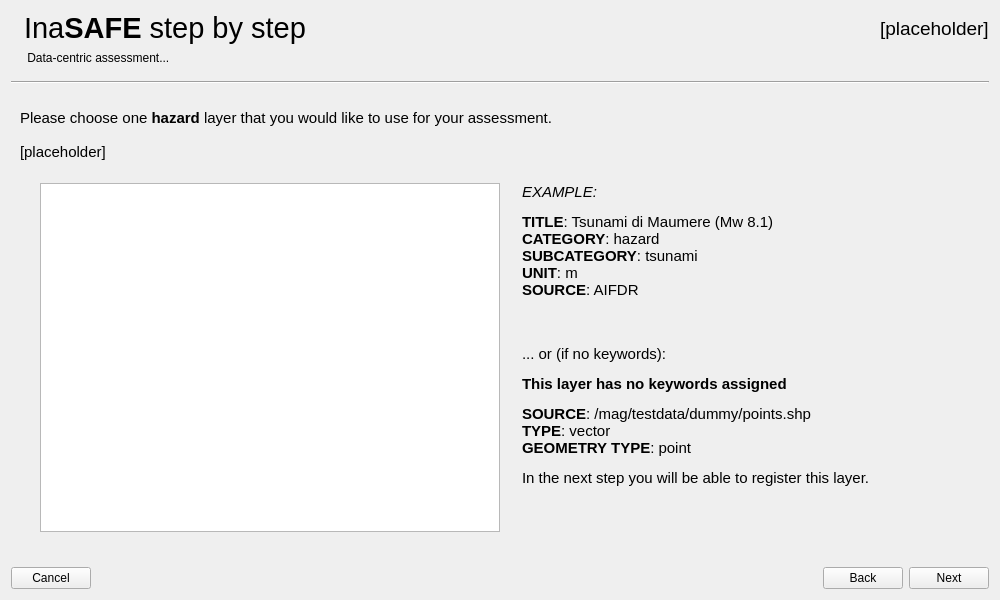
Above: safe/gui/ui/wizard_dialog_base.ui from inasafe/inasafe before the change. Below: the same form after it.
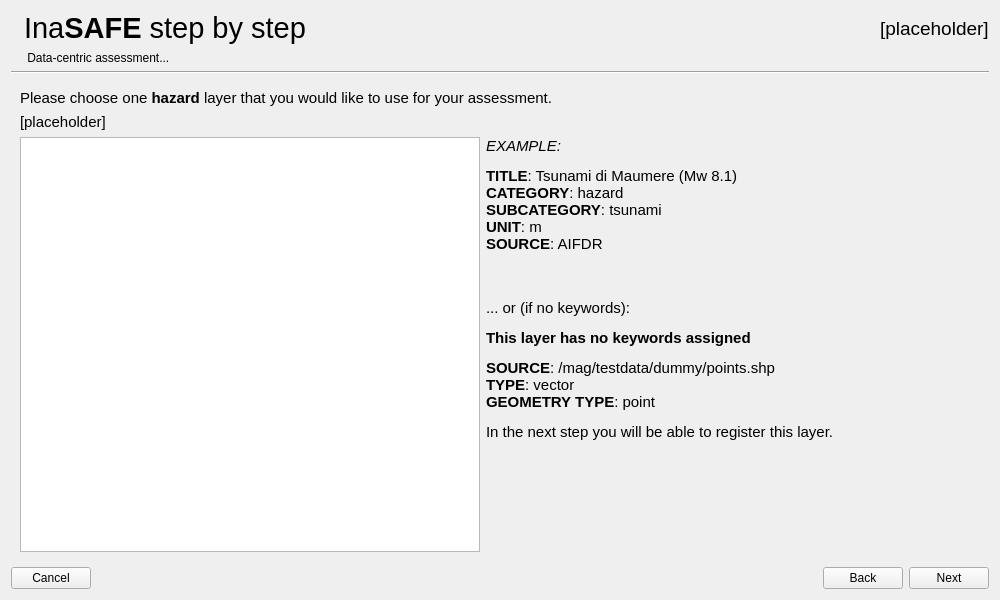
That is the form after the change. The open tabs and pages were chosen to show the change. Icons and pictures are not drawn. Custom widgets are drawn as their Qt base class.

Commit message: Stripping spacers from wizard

```diff
--- a/safe/gui/ui/wizard_dialog_base.ui
+++ b/safe/gui/ui/wizard_dialog_base.ui
@@ -11,7 +11,7 @@
    </rect>
   </property>
   <property name="sizePolicy">
-   <sizepolicy hsizetype="Expanding" vsizetype="Preferred">
+   <sizepolicy hsizetype="Minimum" vsizetype="Minimum">
     <horstretch>0</horstretch>
     <verstretch>0</verstretch>
    </sizepolicy>
@@ -98,22 +98,6 @@
      </item>
     </layout>
    </item>
-   <item>
-    <spacer name="verticalSpacer_2">
-     <property name="orientation">
-      <enum>Qt::Vertical</enum>
-     </property>
-     <property name="sizeType">
-      <enum>QSizePolicy::Fixed</enum>
-     </property>
-     <property name="sizeHint" stdset="0">
-      <size>
-       <width>20</width>
-       <height>10</height>
-      </size>
-     </property>
-    </spacer>
-   </item>
    <item>
     <widget class="Line" name="line">
      <property name="orientation">
@@ -121,24 +105,14 @@
      </property>
     </widget>
    </item>
-   <item>
-    <spacer name="verticalSpacer_6">
-     <property name="orientation">
-      <enum>Qt::Vertical</enum>
-     </property>
-     <property name="sizeType">
-      <enum>QSizePolicy::Fixed</enum>
-     </property>
-     <property name="sizeHint" stdset="0">
-      <size>
-       <width>20</width>
-       <height>10</height>
-      </size>
-     </property>
-    </spacer>
-   </item>
    <item>
     <widget class="QStackedWidget" name="stackedWidget">
+     <property name="sizePolicy">
+      <sizepolicy hsizetype="Minimum" vsizetype="Minimum">
+       <horstretch>0</horstretch>
+       <verstretch>0</verstretch>
+      </sizepolicy>
+     </property>
      <property name="font">
       <font>
        <family>Ubuntu</family>
@@ -2620,22 +2594,6 @@
          </property>
         </widget>
        </item>
-       <item>
-        <spacer name="verticalSpacer_63">
-         <property name="orientation">
-          <enum>Qt::Vertical</enum>
-         </property>
-         <property name="sizeType">
-          <enum>QSizePolicy::Fixed</enum>
-         </property>
-         <property name="sizeHint" stdset="0">
-          <size>
-           <width>20</width>
-           <height>10</height>
-          </size>
-         </property>
-        </spacer>
-       </item>
        <item>
         <widget class="QLabel" name="lblHazLayerFromBrowserConstraint">
          <property name="styleSheet">
@@ -2649,57 +2607,9 @@
          </property>
         </widget>
        </item>
-       <item>
-        <spacer name="verticalSpacer_33">
-         <property name="orientation">
-          <enum>Qt::Vertical</enum>
-         </property>
-         <property name="sizeType">
-          <enum>QSizePolicy::Fixed</enum>
-         </property>
-         <property name="sizeHint" stdset="0">
-          <size>
-           <width>20</width>
-           <height>16</height>
-          </size>
-         </property>
-        </spacer>
-       </item>
        <item>
         <layout class="QGridLayout" name="gridLayout_11">
-         <item row="0" column="0">
-          <spacer name="horizontalSpacer_29">
-           <property name="orientation">
-            <enum>Qt::Horizontal</enum>
-           </property>
-           <property name="sizeType">
-            <enum>QSizePolicy::Fixed</enum>
-           </property>
-           <property name="sizeHint" stdset="0">
-            <size>
-             <width>20</width>
-             <height>20</height>
-            </size>
-           </property>
-          </spacer>
-         </item>
-         <item row="0" column="2">
-          <spacer name="horizontalSpacer_28">
-           <property name="orientation">
-            <enum>Qt::Horizontal</enum>
-           </property>
-           <property name="sizeType">
-            <enum>QSizePolicy::Fixed</enum>
-           </property>
-           <property name="sizeHint" stdset="0">
-            <size>
-             <width>16</width>
-             <height>20</height>
-            </size>
-           </property>
-          </spacer>
-         </item>
-         <item row="0" column="3">
+         <item row="0" column="1">
           <widget class="QLabel" name="lblDescribeBrowserHazLayer">
            <property name="text">
             <string notr="true">&lt;html&gt;&lt;head/&gt;&lt;body&gt;&lt;p&gt;&lt;i&gt;EXAMPLE:&lt;/i&gt;&lt;/p&gt;&lt;p&gt;&lt;span style=&quot; font-weight:600;&quot;&gt;TITLE&lt;/span&gt;: Tsunami di Maumere (Mw 8.1)&lt;br/&gt;&lt;span style=&quot; font-weight:600;&quot;&gt;CATEGORY&lt;/span&gt;: hazard&lt;br/&gt;&lt;span style=&quot; font-weight:600;&quot;&gt;SUBCATEGORY&lt;/span&gt;: tsunami&lt;br/&gt;&lt;span style=&quot; font-weight:600;&quot;&gt;UNIT&lt;/span&gt;: m&lt;br/&gt;&lt;span style=&quot; font-weight:600;&quot;&gt;SOURCE&lt;/span&gt;: AIFDR &lt;br/&gt;&lt;br/&gt;&lt;/p&gt;&lt;p&gt;... or (if no keywords):&lt;/p&gt;&lt;p&gt;&lt;span style=&quot; font-weight:600;&quot;&gt;This layer has no keywords assigned&lt;/span&gt;&lt;/p&gt;&lt;p&gt;&lt;span style=&quot; font-weight:600;&quot;&gt;SOURCE&lt;/span&gt;: /mag/testdata/dummy/points.shp&lt;br/&gt;&lt;span style=&quot; font-weight:600;&quot;&gt;TYPE&lt;/span&gt;: vector&lt;br/&gt;&lt;span style=&quot; font-weight:600;&quot;&gt;GEOMETRY TYPE&lt;/span&gt;: point&lt;/p&gt;&lt;p&gt;In the next step you will be able to register this layer.&lt;/p&gt;&lt;/body&gt;&lt;/html&gt;</string>
@@ -2712,23 +2622,7 @@
            </property>
           </widget>
          </item>
-         <item row="0" column="4">
-          <spacer name="horizontalSpacer_30">
-           <property name="orientation">
-            <enum>Qt::Horizontal</enum>
-           </property>
-           <property name="sizeType">
-            <enum>QSizePolicy::Fixed</enum>
-           </property>
-           <property name="sizeHint" stdset="0">
-            <size>
-             <width>20</width>
-             <height>20</height>
-            </size>
-           </property>
-          </spacer>
-         </item>
-         <item row="0" column="1">
+         <item row="0" column="0">
           <widget class="QTreeView" name="tvBrowserHazard">
            <property name="minimumSize">
             <size>
@@ -2749,22 +2643,6 @@
          </item>
         </layout>
        </item>
-       <item>
-        <spacer name="verticalSpacer_34">
-         <property name="orientation">
-          <enum>Qt::Vertical</enum>
-         </property>
-         <property name="sizeType">
-          <enum>QSizePolicy::Fixed</enum>
-         </property>
-         <property name="sizeHint" stdset="0">
-          <size>
-           <width>20</width>
-           <height>20</height>
-          </size>
-         </property>
-        </spacer>
-       </item>
       </layout>
      </widget>
      <widget class="QWidget" name="pgF13ExpLayerOrigin">
```
Left out of the diff: 1885 changed lines with no effect on the pictures.
